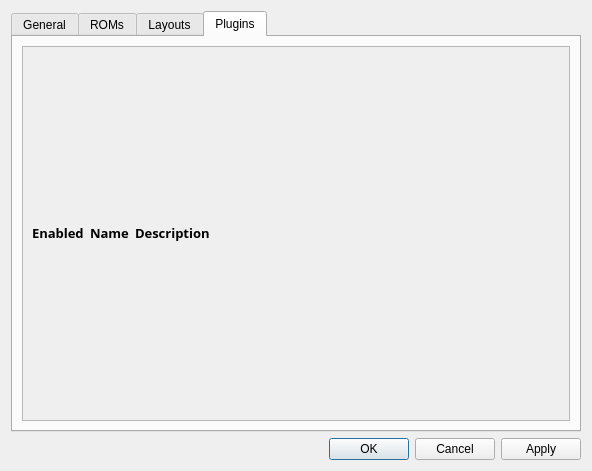
octorock/the-little-hat, file resources/settings.ui: the form before one commit.
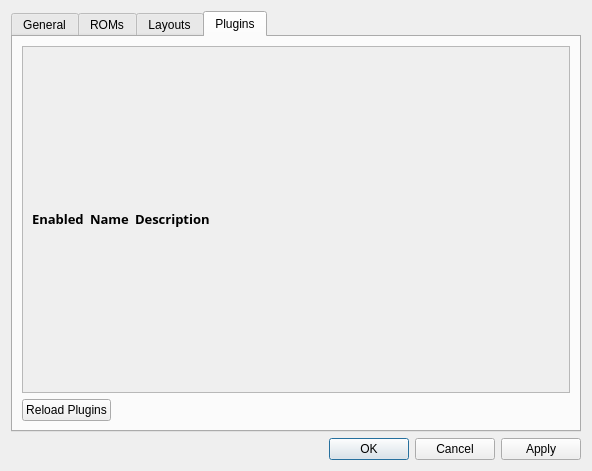
The form after the commit. The open tabs and pages were chosen to show the change.

Commit message: Add button to reload plugins

```diff
--- a/resources/settings.ui
+++ b/resources/settings.ui
@@ -344,8 +344,8 @@
            <rect>
             <x>0</x>
             <y>0</y>
-            <width>556</width>
-            <height>363</height>
+            <width>550</width>
+            <height>347</height>
            </rect>
           </property>
           <layout class="QGridLayout" name="gridLayoutPlugins">
@@ -355,7 +355,6 @@
               <font>
                <family>Open Sans</family>
                <pointsize>10</pointsize>
-               <weight>75</weight>
                <bold>true</bold>
               </font>
              </property>
@@ -376,7 +375,6 @@
               <font>
                <family>Open Sans</family>
                <pointsize>10</pointsize>
-               <weight>75</weight>
                <italic>false</italic>
                <bold>true</bold>
               </font>
@@ -398,7 +396,6 @@
               <font>
                <family>Open Sans</family>
                <pointsize>10</pointsize>
-               <weight>75</weight>
                <bold>true</bold>
               </font>
              </property>
@@ -411,6 +408,19 @@
          </widget>
         </widget>
        </item>
+       <item>
+        <widget class="QPushButton" name="pushButtonReloadPlugins">
+         <property name="sizePolicy">
+          <sizepolicy hsizetype="Fixed" vsizetype="Fixed">
+           <horstretch>0</horstretch>
+           <verstretch>0</verstretch>
+          </sizepolicy>
+         </property>
+         <property name="text">
+          <string>Reload Plugins</string>
+         </property>
+        </widget>
+       </item>
       </layout>
      </widget>
     </widget>
```
Left out of the diff: 2 changed lines with no effect on the pictures. The commit also changes 2 other files.
